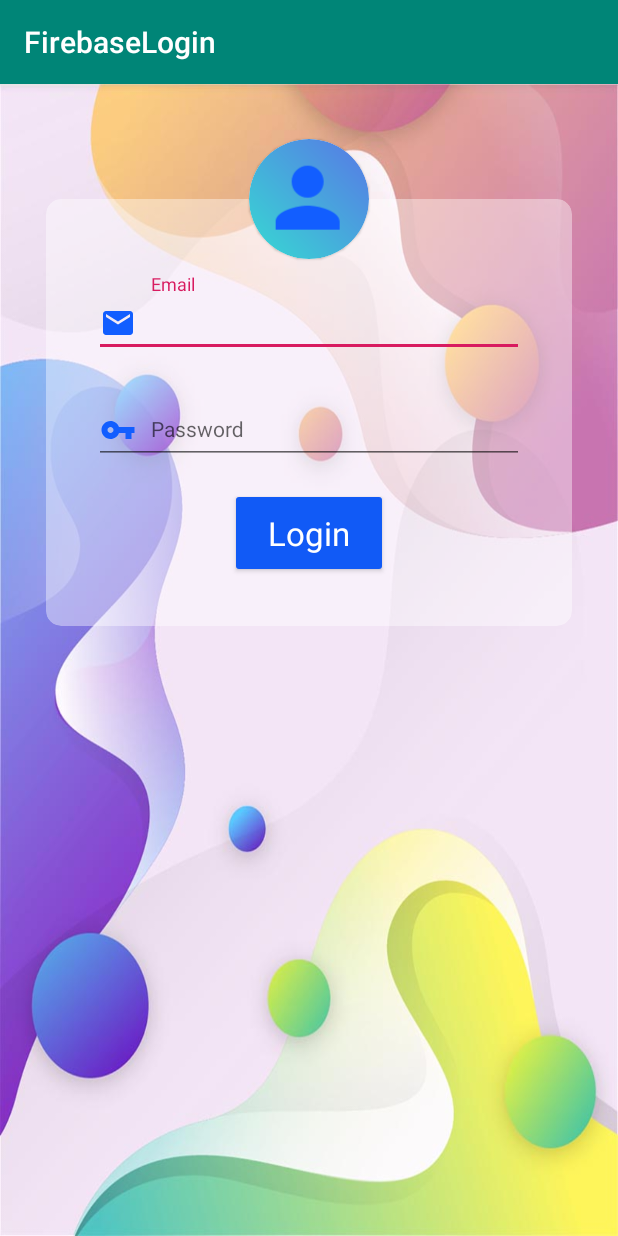
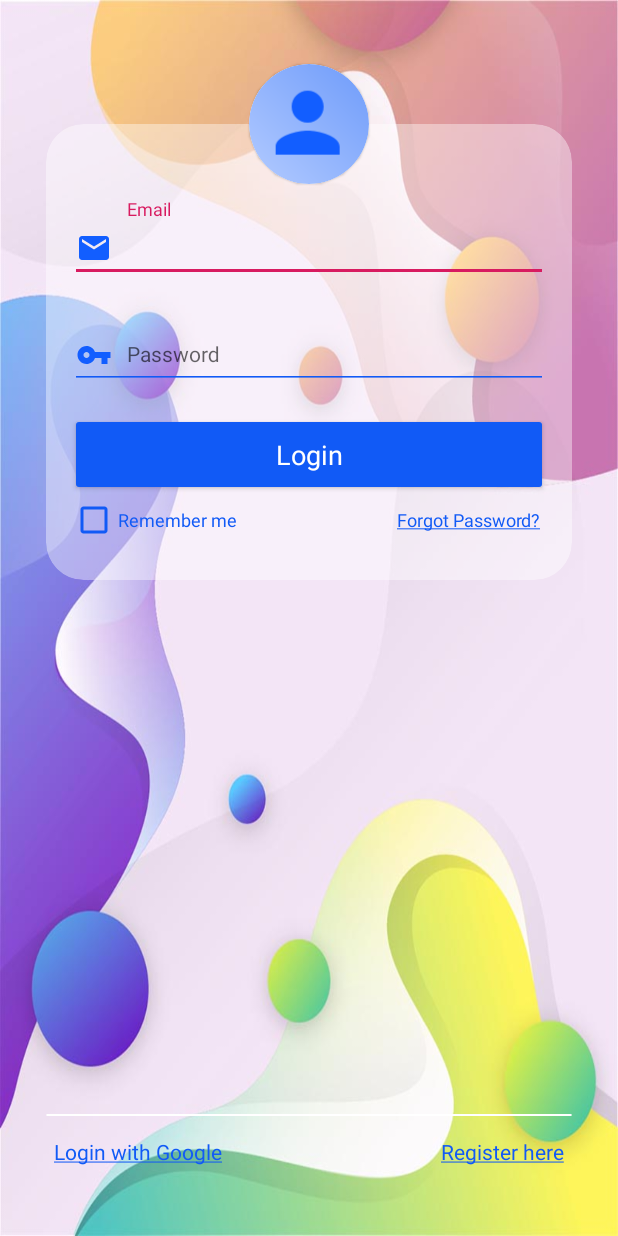
Before and after one commit to animevn/FirebaseLoginFragment, an Android app: the screen it shows after launch (MainActivity), on a phone screen of 412 x 824 dp. Run offline under Robolectric (Android 15) with nearby library versions, the phone set to English and light mode, and no system bars; our stand-ins replace ButterKnife.

Commit message:
fragment login OK

```diff
--- a/app/src/main/java/com/animevn/firebaselogin/FragmentLogin.java
+++ b/app/src/main/java/com/animevn/firebaselogin/FragmentLogin.java
@@ -4,19 +4,75 @@ import android.os.Bundle;
 import android.view.LayoutInflater;
 import android.view.View;
 import android.view.ViewGroup;
-
+import android.widget.Button;
+import android.widget.CheckBox;
+import android.widget.TextView;
+import com.google.android.material.textfield.TextInputEditText;
 import androidx.annotation.NonNull;
 import androidx.annotation.Nullable;
 import androidx.fragment.app.Fragment;
+import butterknife.BindView;
+import butterknife.ButterKnife;
+import butterknife.OnClick;
 
 public class FragmentLogin extends Fragment {
+
+    @BindView(R.id.editTextEmail)
+    TextInputEditText editTextEmail;
+    @BindView(R.id.editTextPassword)
+    TextInputEditText editTextPassword;
+    @BindView(R.id.buttonLogin)
+    Button buttonLogin;
+    @BindView(R.id.textViewForgotPassword)
+    TextView textViewForgotPassword;
+    @BindView(R.id.checkBoxRememberMe)
+    CheckBox checkBoxRememberMe;
+    @BindView(R.id.textViewGoogleSignIn)
+    TextView textViewGoogleSignIn;
+    @BindView(R.id.textViewRegister)
+    TextView textViewRegister;
+
+    @Override
+    public void onActivityCreated(@Nullable Bundle savedInstanceState) {
+        super.onActivityCreated(savedInstanceState);
+        if (getActivity() != null){
+            //hide action bar
+            ((MainActivity)getActivity()).hideActionBar();
+
+            //lock orientation to portrait
+            ((MainActivity)getActivity()).setScreenOrientationPortrait();
+        }
+    }
 
     @Nullable
     @Override
     public View onCreateView(@NonNull LayoutInflater inflater,
                              @Nullable ViewGroup container,
                              @Nullable Bundle savedInstanceState) {
+        View view = inflater.inflate(R.layout.fragment_login, container, false);
+        ButterKnife.bind(this, view);
+        handleLoginCheckBox();
+        return view;
+    }
 
-        return inflater.inflate(R.layout.fragment_login, container, false);
+    private void handleLoginCheckBox(){
+        checkBoxRememberMe.setOnCheckedChangeListener((buttonView, isChecked) -> {
+
+        });
+    }
+
+    @OnClick({R.id.buttonLogin, R.id.textViewForgotPassword,
+            R.id.textViewGoogleSignIn, R.id.textViewRegister})
+    public void onViewClicked(View view) {
+        switch (view.getId()) {
+            case R.id.buttonLogin:
+                break;
+            case R.id.textViewForgotPassword:
+                break;
+            case R.id.textViewGoogleSignIn:
+                break;
+            case R.id.textViewRegister:
+                break;
+        }
     }
 }
--- a/app/src/main/java/com/animevn/firebaselogin/MainActivity.java
+++ b/app/src/main/java/com/animevn/firebaselogin/MainActivity.java
@@ -1,9 +1,30 @@
 package com.animevn.firebaselogin;
 
 import androidx.appcompat.app.AppCompatActivity;
+import android.content.pm.ActivityInfo;
 import android.os.Bundle;
 
 public class MainActivity extends AppCompatActivity {
+
+    public void hideActionBar(){
+        if (getSupportActionBar() != null){
+            getSupportActionBar().hide();
+        }
+    }
+
+    public void showActionBar(){
+        if (getSupportActionBar() != null){
+            getSupportActionBar().show();
+        }
+    }
+
+    public void setScreenOrientationPortrait(){
+        setRequestedOrientation(ActivityInfo.SCREEN_ORIENTATION_PORTRAIT);
+    }
+
+    public void setScreenOrientationUser(){
+        setRequestedOrientation(ActivityInfo.SCREEN_ORIENTATION_USER);
+    }
 
     @Override
     protected void onCreate(Bundle savedInstanceState) {
--- a/app/src/main/res/drawable/background.xml
+++ b/app/src/main/res/drawable/background.xml
@@ -2,8 +2,8 @@
 <shape xmlns:android="http://schemas.android.com/apk/res/android">
 
     <gradient
-        android:startColor="#36dad2"
-        android:endColor="#5877e6"
+        android:startColor="#b3cbff"
+        android:endColor="#6e9bfa"
         android:angle="45" />
 
     <size
--- a/app/src/main/res/layout/fragment_login.xml
+++ b/app/src/main/res/layout/fragment_login.xml
@@ -20,7 +20,7 @@
         android:layout_width="0dp"
         android:layout_height="wrap_content"
         android:backgroundTint="@color/cardViewBackground"
-        app:cardCornerRadius="10dp"
+        app:cardCornerRadius="25dp"
         app:cardElevation="0dp"
         app:layout_constraintEnd_toEndOf="parent"
         app:layout_constraintHeight_percent=".6"
@@ -37,20 +37,25 @@
                 android:id="@+id/textInputEmail"
                 android:layout_width="0dp"
                 android:layout_height="wrap_content"
-                android:layout_marginStart="32dp"
+                android:layout_marginStart="16dp"
                 android:layout_marginTop="50dp"
-                android:layout_marginEnd="32dp"
+                android:layout_marginEnd="16dp"
                 app:layout_constraintEnd_toEndOf="parent"
                 app:layout_constraintStart_toStartOf="parent"
-                app:layout_constraintTop_toTopOf="parent">
+                app:layout_constraintTop_toTopOf="parent"
+                app:passwordToggleTint="@color/buttonColor">
 
                 <com.google.android.material.textfield.TextInputEditText
                     android:id="@+id/editTextEmail"
                     android:layout_width="match_parent"
                     android:layout_height="wrap_content"
                     android:drawableStart="@drawable/email"
+                    android:backgroundTint="@color/buttonColor"
+                    android:singleLine="true"
+                    android:maxLines="1"
                     android:drawablePadding="10dp"
                     android:hint="@string/email_hint"
+                    android:inputType="textEmailAddress"
                     android:textAppearance="@style/TextAppearance.AppCompat.Small" />
             </com.google.android.material.textfield.TextInputLayout>
 
@@ -58,9 +63,9 @@
                 android:id="@+id/textInputPassword"
                 android:layout_width="0dp"
                 android:layout_height="wrap_content"
-                android:layout_marginStart="32dp"
+                android:layout_marginStart="16dp"
                 android:layout_marginTop="16dp"
-                android:layout_marginEnd="32dp"
+                android:layout_marginEnd="16dp"
                 app:layout_constraintEnd_toEndOf="parent"
                 app:layout_constraintStart_toStartOf="parent"
                 app:layout_constraintTop_toBottomOf="@+id/textInputEmail">
@@ -70,31 +75,65 @@
                     android:layout_width="match_parent"
                     android:layout_height="wrap_content"
                     android:drawableStart="@drawable/password"
+                    android:backgroundTint="@color/buttonColor"
+                    android:singleLine="true"
+                    android:maxLines="1"
                     android:drawablePadding="10dp"
                     android:hint="@string/password_hint"
                     android:textAppearance="@style/TextAppearance.AppCompat.Small" />
             </com.google.android.material.textfield.TextInputLayout>
 
             <Button
-                android:id="@+id/button2"
-                android:layout_width="wrap_content"
+                android:id="@+id/buttonLogin"
+                android:layout_width="match_parent"
                 android:layout_height="wrap_content"
-                android:layout_marginStart="32dp"
+                android:layout_marginStart="16dp"
                 android:layout_marginTop="16dp"
-                android:layout_marginEnd="32dp"
-                android:layout_marginBottom="32dp"
+                android:layout_marginEnd="16dp"
                 android:backgroundTint="@color/buttonColor"
-                android:paddingStart="25dp"
                 android:paddingTop="15dp"
-                android:paddingEnd="25dp"
                 android:paddingBottom="15dp"
                 android:text="@string/button_login"
-                android:textAppearance="@style/TextAppearance.AppCompat.Large"
+                android:textAppearance="@style/TextAppearance.AppCompat.Medium"
                 android:textColor="#FFFFFF"
-                app:layout_constraintBottom_toBottomOf="parent"
                 app:layout_constraintEnd_toEndOf="parent"
                 app:layout_constraintStart_toStartOf="parent"
                 app:layout_constraintTop_toBottomOf="@+id/textInputPassword" />
+
+            <TextView
+                android:id="@+id/textViewForgotPassword"
+                style="@style/Widget.AppCompat.Button.Borderless.Colored"
+                android:layout_width="wrap_content"
+                android:layout_height="wrap_content"
+                android:layout_marginEnd="16dp"
+                android:text="@string/forgot_password"
+                android:textAlignment="textEnd"
+                android:textAppearance="@style/TextAppearance.AppCompat.Small"
+                android:textColor="@color/buttonColor"
+                android:textSize="12sp"
+                android:paddingStart="@dimen/padding_button_text"
+                android:paddingEnd="@dimen/padding_button_text"
+                app:layout_constraintBottom_toBottomOf="@+id/checkBoxRememberMe"
+                app:layout_constraintEnd_toEndOf="parent"
+                app:layout_constraintTop_toTopOf="@+id/checkBoxRememberMe" />
+
+            <CheckBox
+                android:id="@+id/checkBoxRememberMe"
+                android:layout_width="wrap_content"
+                android:layout_height="wrap_content"
+                android:layout_marginStart="16dp"
+                android:layout_marginBottom="24dp"
+                android:buttonTint="@color/buttonColor"
+                android:paddingStart="0dp"
+                android:paddingEnd="0dp"
+                android:drawablePadding="0dp"
+                android:text="@string/remember_me"
+                android:textAppearance="@style/TextAppearance.AppCompat.Small"
+                android:textColor="@color/buttonColor"
+                android:textSize="12sp"
+                app:layout_constraintBottom_toBottomOf="parent"
+                app:layout_constraintStart_toStartOf="parent"
+                app:layout_constraintTop_toBottomOf="@+id/buttonLogin" />
 
         </androidx.constraintlayout.widget.ConstraintLayout>
     </androidx.cardview.widget.CardView>
@@ -119,4 +158,46 @@
 
     </androidx.cardview.widget.CardView>
 
+    <androidx.cardview.widget.CardView
+        android:id="@+id/cardViewDivider"
+        android:layout_width="0dp"
+        android:layout_height="1dp"
+        app:cardElevation="0dp"
+        app:layout_constraintBottom_toTopOf="@+id/textViewRegister"
+        app:layout_constraintEnd_toEndOf="parent"
+        app:layout_constraintStart_toStartOf="parent"
+        app:layout_constraintWidth_percent=".85">
+
+    </androidx.cardview.widget.CardView>
+
+    <TextView
+        android:id="@+id/textViewGoogleSignIn"
+        style="@style/Widget.AppCompat.Button.Borderless.Colored"
+        android:layout_width="wrap_content"
+        android:layout_height="wrap_content"
+        android:paddingStart="@dimen/padding_button_text"
+        android:paddingEnd="@dimen/padding_button_text"
+        android:text="@string/login_google"
+        android:textAppearance="@style/TextAppearance.AppCompat.Small"
+        android:textColor="@color/buttonColor"
+        android:textSize="14sp"
+        app:layout_constraintStart_toStartOf="@+id/cardViewDivider"
+        app:layout_constraintTop_toBottomOf="@+id/cardViewDivider" />
+
+    <TextView
+        android:id="@+id/textViewRegister"
+
+        android:layout_width="wrap_content"
+        android:layout_height="wrap_content"
+        android:layout_marginBottom="32dp"
+        android:text="@string/register"
+        android:textAppearance="@style/TextAppearance.AppCompat.Small"
+        android:textColor="@color/buttonColor"
+        android:textSize="14sp"
+        android:paddingStart="@dimen/padding_button_text"
+        android:paddingEnd="@dimen/padding_button_text"
+        app:layout_constraintBottom_toBottomOf="parent"
+        app:layout_constraintEnd_toEndOf="@+id/cardViewDivider"
+        style="@style/Widget.AppCompat.Button.Borderless.Colored"/>
+
 </androidx.constraintlayout.widget.ConstraintLayout>
--- /dev/null
+++ b/app/src/main/res/values/dimens.xml
@@ -0,0 +1,4 @@
+<?xml version="1.0" encoding="utf-8"?>
+<resources>
+    <dimen name="padding_button_text">5dp</dimen>
+</resources>
--- a/app/src/main/res/values/strings.xml
+++ b/app/src/main/res/values/strings.xml
@@ -5,4 +5,8 @@
     <string name="password_hint">Password</string>
     <string name="email_hint">Email</string>
     <string name="button_login">Login</string>
+    <string name="forgot_password"><u>Forgot Password?</u></string>
+    <string name="remember_me">Remember me</string>
+    <string name="login_google"><u>Login with Google</u></string>
+    <string name="register"><u>Register here</u></string>
 </resources>
```
